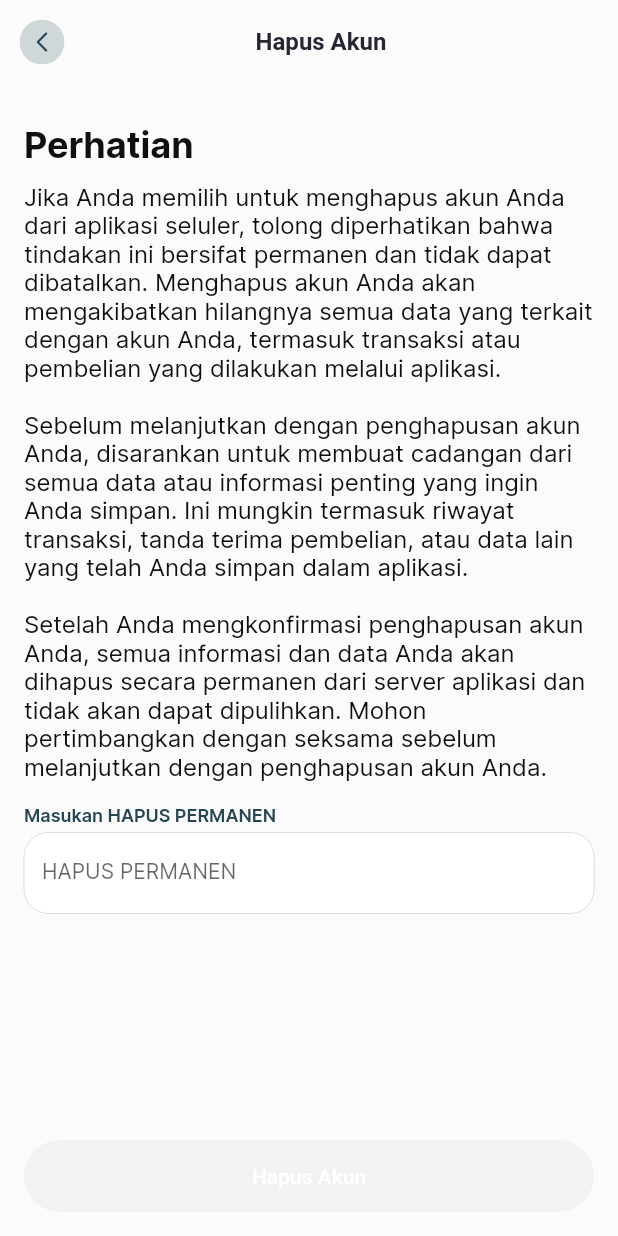
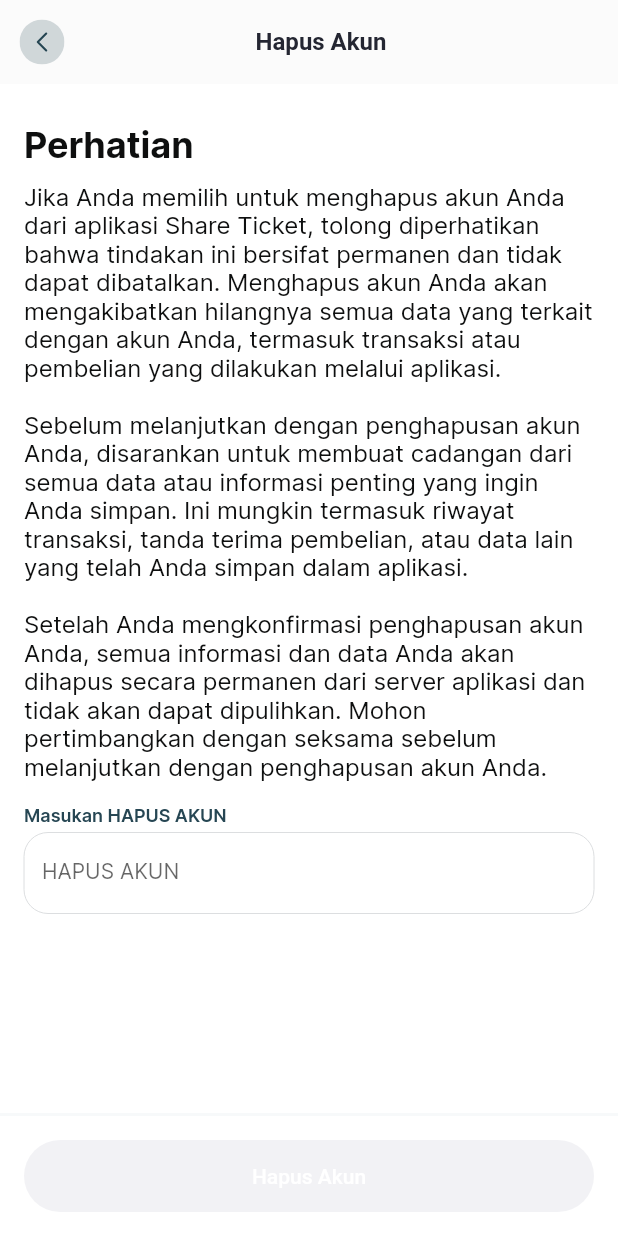
Before and after one commit to tothemaxdevs/ShareTicket-User-iOS, a Flutter app: the DeleteConfirmationScreen screen opened directly, on a phone screen of 412 x 824 dp. Run offline on Flutter 3.47's test engine with Material 2 defaults, Android fonts, the phone set to English and light mode, and no system bars; our stand-ins replace barcode_widget, bloc, cached_network_image, carousel_slider, cloud_firestore, dio and 29 more; missing offline and left inert: custom_clippers, custom_timer, expansion_widget, open_mail_app, store_redirect, webview_flutter_android and 1 more; accounts and stored records are empty; network calls fail.

Commit message:
update delete account

```diff
--- a/lib/modules/account/api/account.api.dart
+++ b/lib/modules/account/api/account.api.dart
@@ -13,6 +13,7 @@ class AccountApi {
   static const String user = 'users';
   static const String changePassword = 'api/change-password';
   static const String updatePhone = 'api/update-phone';
+  static const String deleteUser = 'api/delete-account';
 
   Future<Response> getMe() async {
     Response response = await _apiService.get('$api$authMe');
@@ -24,8 +25,8 @@ class AccountApi {
     return response;
   }
 
-  Future<Response> deleteUser({id}) async {
-    Response response = await _apiService.delete('$api$user/$id');
+  Future<Response> postDeleteUser({body}) async {
+    Response response = await _apiService.post('$api$deleteUser', body);
     return response;
   }
 
--- a/lib/modules/account/bloc/account/account_event.dart
+++ b/lib/modules/account/bloc/account/account_event.dart
@@ -9,12 +9,6 @@ class GetAccountEvent extends AccountEvent {}
 
 class GetUserAccountListEvent extends AccountEvent {}
 
-class DeleteUserEvent extends AccountEvent {
-  final String? userId;
-
-  const DeleteUserEvent(this.userId);
-}
-
 class ChangePasswordEvent extends AccountEvent {
   Map<String, dynamic>? params = {};
   ChangePasswordEvent({this.params});
@@ -24,3 +18,8 @@ class UpdatePhoneEvent extends AccountEvent {
   Map<String, dynamic>? params = {};
   UpdatePhoneEvent({this.params});
 }
+
+class PostDeleteUserEvent extends AccountEvent {
+  Map<String, dynamic>? body;
+  PostDeleteUserEvent({this.body});
+}
--- a/lib/modules/account/bloc/account/account_state.dart
+++ b/lib/modules/account/bloc/account/account_state.dart
@@ -39,19 +39,6 @@ class GetUserAccountListEmptyState extends AccountState {
   GetUserAccountListEmptyState(this.message, this.data);
 }
 
-class DeleteUserAccountLoadingState extends AccountState {
-  DeleteUserAccountLoadingState();
-}
-
-class DeleteUserAccountLoadedState extends AccountState {
-  DeleteUserAccountLoadedState();
-}
-
-class DeleteUserAccountErrorState extends AccountState {
-  final String message;
-  DeleteUserAccountErrorState(this.message);
-}
-
 class PostChangePasswordLoadingState extends AccountState {
   PostChangePasswordLoadingState();
 }
@@ -89,3 +76,22 @@ class PostUpdatePhoneFailedState extends AccountState {
   final String message;
   PostUpdatePhoneFailedState(this.message);
 }
+
+class PostDeleteUserLoadingState extends AccountState {
+  PostDeleteUserLoadingState();
+}
+
+class PostDeleteUserLoadedState extends AccountState {
+  final Response data;
+  PostDeleteUserLoadedState(this.data);
+}
+
+class PostDeleteUserErrorState extends AccountState {
+  final String message;
+  PostDeleteUserErrorState(this.message);
+}
+
+class PostDeleteUserFailedState extends AccountState {
+  final String message;
+  PostDeleteUserFailedState(this.message);
+}
--- a/lib/modules/account/screen/delete_confirmation_screen.dart
+++ b/lib/modules/account/screen/delete_confirmation_screen.dart
@@ -1,7 +1,13 @@
+import 'package:firebase_auth/firebase_auth.dart';
 import 'package:flutter/material.dart';
+import 'package:flutter_bloc/flutter_bloc.dart';
 import 'package:flutter_widget_from_html/flutter_widget_from_html.dart';
 import 'package:shareticket/constants/dimens.constant.dart';
 import 'package:shareticket/constants/divider.constant.dart';
+import 'package:shareticket/core/auth/screen/login_screen.dart';
+import 'package:shareticket/modules/account/bloc/account/account_bloc.dart';
+import 'package:shareticket/modules/account/component/custom_dialog_box.dart';
+import 'package:shareticket/utils/services/local_storage_service.dart';
 import 'package:shareticket/utils/view/view_utils.dart';
 import 'package:shareticket/widget/button/rounded_button.dart';
 import 'package:shareticket/widget/screen/custom_scaffold.dart';
@@ -9,9 +15,8 @@ import 'package:shareticket/widget/text/text_widget.dart';
 import 'package:shareticket/widget/text_field/edit_text_field.dart';
 
 class DeleteConfirmationArgument {
-  final String title;
-
-  DeleteConfirmationArgument(this.title);
+  final String id;
+  DeleteConfirmationArgument({required this.id});
 }
 
 class DeleteConfirmationScreen extends StatefulWidget {
@@ -31,26 +36,63 @@ class _DeleteConfirmationScreenState extends State<DeleteConfirmationScreen> {
   String? title;
   var validationController = TextEditingController();
   bool? enableDeleteButton = false;
+  bool? isLoadingButton = false;
+
+  AccountBloc? _accountBloc;
 
   @override
   void initState() {
-    if (widget.argument != null) {
-      title = widget.argument?.title;
-    } else {
-      title = DeleteConfirmationScreen.title;
-    }
+    _accountBloc = AccountBloc();
+
     super.initState();
   }
 
   @override
   Widget build(BuildContext context) {
-    return CustomScaffold(
+    return Scaffold(
+        resizeToAvoidBottomInset: true,
         appBar: appBar(
           context: context,
           backButton: true,
           title: DeleteConfirmationScreen.title,
         ),
-      body: Column(
+        body: BlocProvider(
+          create: (context) => _accountBloc!,
+          child: BlocConsumer<AccountBloc, AccountState>(
+              builder: (context, state) {
+                return _buildView(context);
+              },
+              listener: (context, state) => {
+                    if (state is PostDeleteUserLoadingState)
+                      {
+                        isLoadingButton = true,
+                      }
+                    else if (state is PostDeleteUserLoadedState)
+                      {
+                        isLoadingButton = false,
+                        showToast('Akun berhasil terhapus'),
+                        FirebaseAuth.instance.signOut(),
+                        LocalStorageService.removeValues(),
+                        // _googleSignIn.disconnect();
+                        Navigator.pushNamedAndRemoveUntil(
+                            context, LoginScreen.path, (route) => false),
+                      }
+                    else if (state is PostDeleteUserFailedState)
+                      {
+                        isLoadingButton = false,
+                        showToastError('Gagal menghapus akun.'),
+                      }
+                    else if (state is PostDeleteUserErrorState)
+                      {
+                        isLoadingButton = false,
+                        showToastError('Error menghapus akun.'),
+                      }
+                  }),
+        ));
+  }
+
+  Column _buildView(BuildContext context) {
+    return Column(
       children: [
         Expanded(
           child: ListView(
@@ -64,12 +106,12 @@ class _DeleteConfirmationScreenState extends State<DeleteConfirmationScreen> {
               ),
               divide10,
               TextWidget(
-                    'Jika Anda memilih untuk menghapus akun Anda dari aplikasi seluler, tolong diperhatikan bahwa tindakan ini bersifat permanen dan tidak dapat dibatalkan. Menghapus akun Anda akan mengakibatkan hilangnya semua data yang terkait dengan akun Anda, termasuk transaksi atau pembelian yang dilakukan melalui aplikasi.\n\nSebelum melanjutkan dengan penghapusan akun Anda, disarankan untuk membuat cadangan dari semua data atau informasi penting yang ingin Anda simpan. Ini mungkin termasuk riwayat transaksi, tanda terima pembelian, atau data lain yang telah Anda simpan dalam aplikasi.\n\nSetelah Anda mengkonfirmasi penghapusan akun Anda, semua informasi dan data Anda akan dihapus secara permanen dari server aplikasi dan tidak akan dapat dipulihkan. Mohon pertimbangkan dengan seksama sebelum melanjutkan dengan penghapusan akun Anda.'),
+                  'Jika Anda memilih untuk menghapus akun Anda dari aplikasi Share Ticket, tolong diperhatikan bahwa tindakan ini bersifat permanen dan tidak dapat dibatalkan. Menghapus akun Anda akan mengakibatkan hilangnya semua data yang terkait dengan akun Anda, termasuk transaksi atau pembelian yang dilakukan melalui aplikasi.\n\nSebelum melanjutkan dengan penghapusan akun Anda, disarankan untuk membuat cadangan dari semua data atau informasi penting yang ingin Anda simpan. Ini mungkin termasuk riwayat transaksi, tanda terima pembelian, atau data lain yang telah Anda simpan dalam aplikasi.\n\nSetelah Anda mengkonfirmasi penghapusan akun Anda, semua informasi dan data Anda akan dihapus secara permanen dari server aplikasi dan tidak akan dapat dipulihkan. Mohon pertimbangkan dengan seksama sebelum melanjutkan dengan penghapusan akun Anda.'),
               divide16,
               EditTextField(
                   onChanged: (value) {
                     setState(() {
-                        if (value == 'HAPUS PERMANEN') {
+                      if (value == 'HAPUS AKUN') {
                         enableDeleteButton = true;
                       } else {
                         enableDeleteButton = false;
@@ -77,21 +119,55 @@ class _DeleteConfirmationScreenState extends State<DeleteConfirmationScreen> {
                     });
                   },
                   controller: validationController,
-                    hint: 'HAPUS PERMANEN',
-                    label: 'Masukan HAPUS PERMANEN')
+                  hint: 'HAPUS AKUN',
+                  label: 'Masukan HAPUS AKUN')
             ],
           ),
         ),
+        divideThick(),
         Container(
-            padding: EdgeInsets.all(Dimens.size16),
+          padding: EdgeInsets.only(
+              bottom: MediaQuery.of(context).padding.bottom + Dimens.size16,
+              top: Dimens.size16,
+              left: Dimens.size16,
+              right: Dimens.size16),
           child: RoundedButton(
               color: Colors.red[700],
               width: double.infinity,
               text: 'Hapus Akun',
-                press: enableDeleteButton! ? () {} : null),
+              isLoading: isLoadingButton!,
+              press: enableDeleteButton!
+                  ? () {
+                      confirmationDialog();
+                    }
+                  : null),
         )
       ],
-      ),
     );
   }
+
+  void confirmationDialog() {
+    showDialog(
+        context: context,
+        builder: (BuildContext context) {
+          return DialogBox(
+            title: 'Hapus Akun',
+            descriptions:
+                'Tindakan yang anda lakukan tidak bisa kembalikan, tetap lanjutkan hapus akun?',
+            onOkTap: () {
+              Navigator.pop(context);
+              postToServer();
+            },
+            enableCancel: true,
+            okBakcgroundColor: Colors.red[700],
+          );
+        });
   }
+
+  postToServer() {
+    Map<String, dynamic> body = {};
+    body['id'] = widget.argument!.id;
+
+    _accountBloc!.add(PostDeleteUserEvent(body: body));
+  }
+}
```
Also changed, not shown: lib/modules/account/bloc/account/account_bloc.dart (+20 -29 lines), lib/modules/account/component/custom_dialog_box.dart (+24 -16 lines), lib/modules/account/screen/account_screen.dart (+13 -12 lines), lib/modules/account/screen/profile_detail_screen.dart (+6 -4 lines), lib/modules/event/screen/event_list_screen.dart (+8 -5 lines), lib/config/routes/routes.config.dart. Lines whose indentation alone changed are shown as unchanged.
